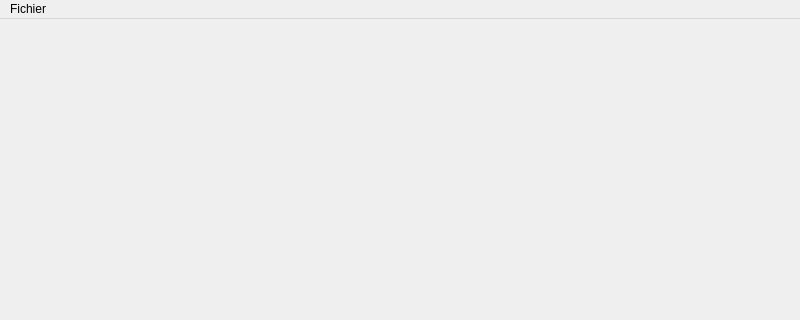
This is fenetreprincipale.ui in Dthibault/theatre2013 as Qt 5 draws it before an edit; both pictures show x 0 to 800 and y 0 to 320 of the 800 by 600 pixel window. The edited form follows.
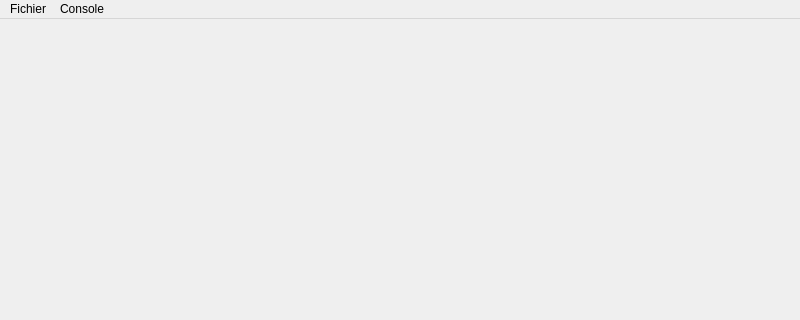
This is the edited form.

Commit message: Mise en place du protocole UDP pour la console

```diff
--- a/fenetreprincipale.ui
+++ b/fenetreprincipale.ui
@@ -20,7 +20,7 @@
      <x>0</x>
      <y>0</y>
      <width>800</width>
-     <height>25</height>
+     <height>27</height>
     </rect>
    </property>
    <widget class="QMenu" name="menuFichier">
@@ -32,7 +32,14 @@
     <addaction name="separator"/>
     <addaction name="actionQuitter"/>
    </widget>
+   <widget class="QMenu" name="menuConsole">
+    <property name="title">
+     <string>Console</string>
+    </property>
+    <addaction name="actionCont_le_distant"/>
+   </widget>
    <addaction name="menuFichier"/>
+   <addaction name="menuConsole"/>
   </widget>
   <widget class="QStatusBar" name="statusbar"/>
   <action name="actionParam_tres">
```
Left out of the diff: 5 changed lines with no effect on the pictures. The commit also changes 10 other files.
